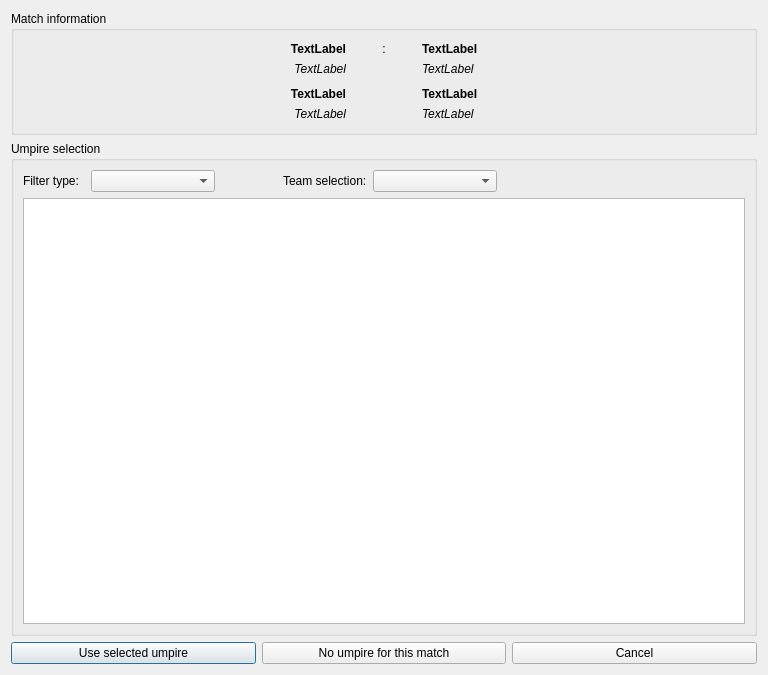
Before: the Qt Designer form ui/DlgSelectReferee.ui in probonopd/QTournament, drawn with Qt 5.
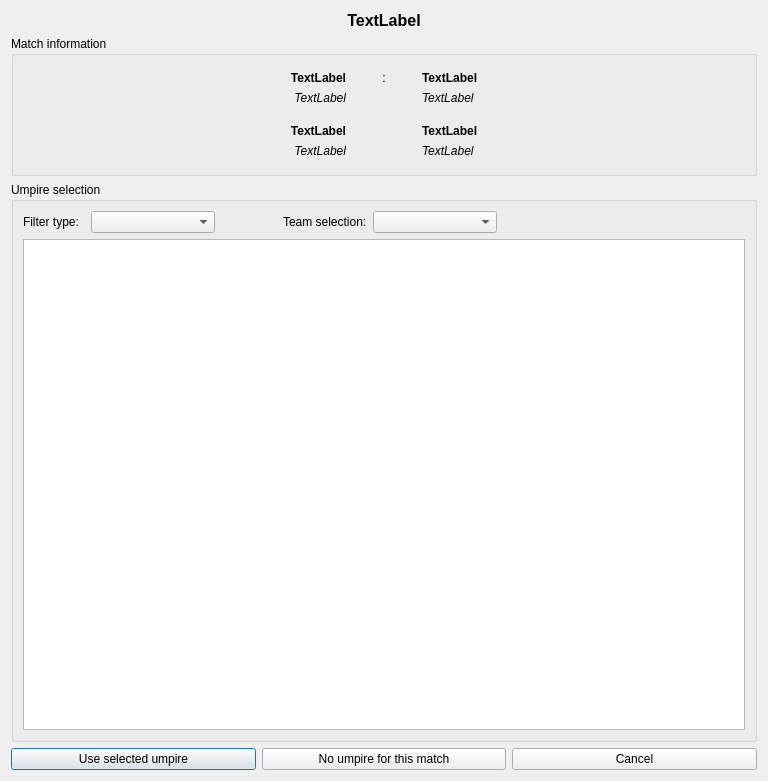
After: the same form once the commit is applied. Custom widgets are drawn as their Qt base class.

Commit message: Added a colored headline to the referee selection dialog to better distinguish betwenn pre-assignments and match calls.

What changed in the file:
```diff
--- a/ui/DlgSelectReferee.ui
+++ b/ui/DlgSelectReferee.ui
@@ -7,7 +7,7 @@
     <x>0</x>
     <y>0</y>
     <width>768</width>
-    <height>675</height>
+    <height>781</height>
    </rect>
   </property>
   <property name="windowTitle">
@@ -15,7 +15,24 @@
   </property>
   <layout class="QVBoxLayout" name="verticalLayout_2">
    <item>
-    <layout class="QVBoxLayout" name="verticalLayout" stretch="1,4,0">
+    <layout class="QVBoxLayout" name="verticalLayout" stretch="0,1,4,0">
+     <item>
+      <widget class="QLabel" name="laHeadline">
+       <property name="font">
+        <font>
+         <pointsize>12</pointsize>
+         <weight>75</weight>
+         <bold>true</bold>
+        </font>
+       </property>
+       <property name="text">
+        <string>TextLabel</string>
+       </property>
+       <property name="alignment">
+        <set>Qt::AlignCenter</set>
+       </property>
+      </widget>
+     </item>
      <item>
       <widget class="QGroupBox" name="groupBox">
        <property name="title">
```
The commit also changes 1 other file.
